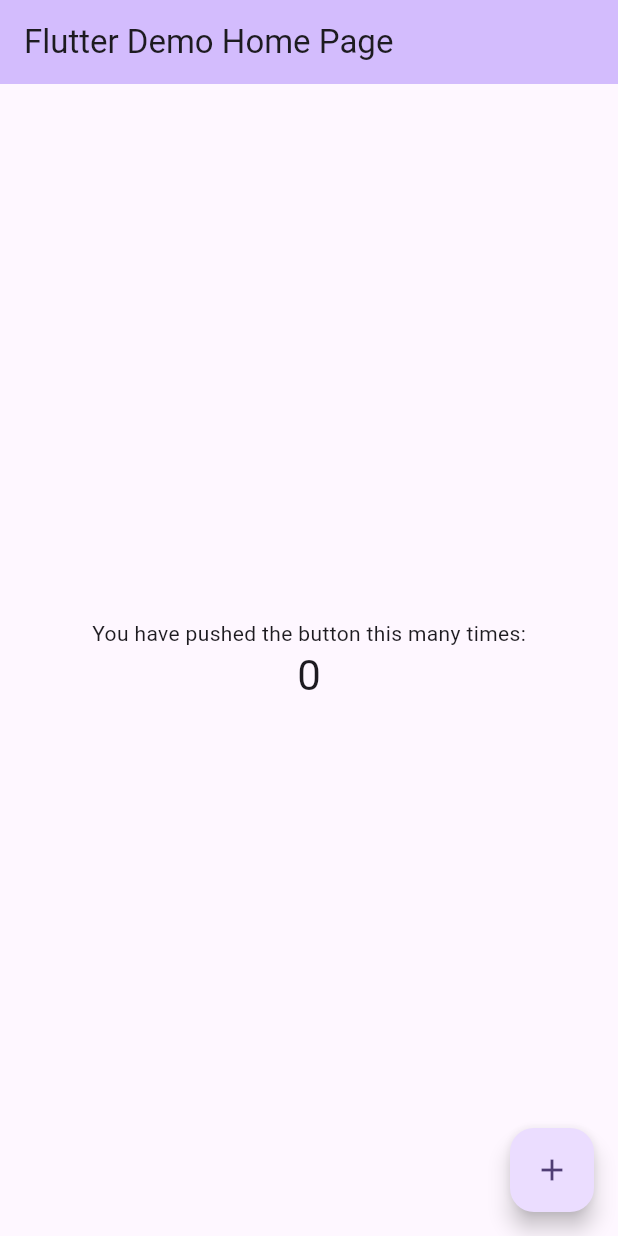
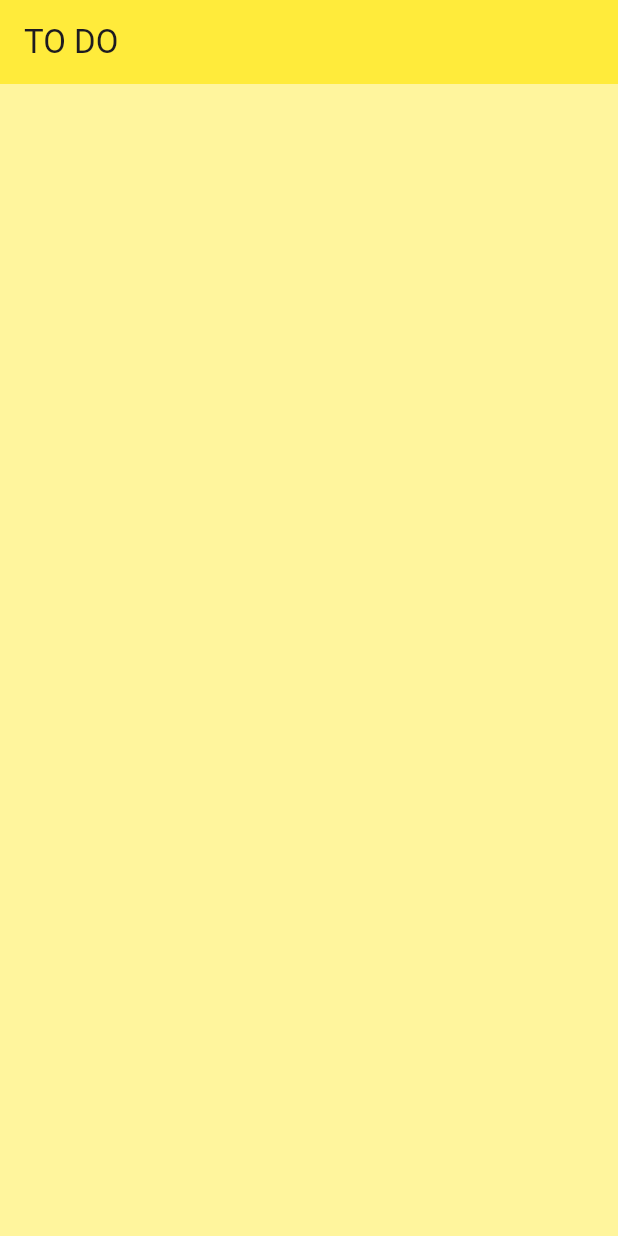
Before and after one commit to chrisprogod/to_do_app, a Flutter app: the screen it shows after launch, on a phone screen of 412 x 824 dp. Run offline on Flutter 3.47's test engine with Material 3 defaults, Android fonts, the phone set to English and light mode, and no system bars.

Commit message:
Main page and utils files

```diff
--- a/lib/main.dart
+++ b/lib/main.dart
@@ -1,125 +1,21 @@
 import 'package:flutter/material.dart';
+import 'package:to_do_app/pages/home_page.dart';
 
 void main() {
-  runApp(const MyApp());
+  runApp(const ToDoApp());
 }
 
-class MyApp extends StatelessWidget {
-  const MyApp({super.key});
+class ToDoApp extends StatelessWidget {
+  const ToDoApp({super.key});
 
-  // This widget is the root of your application.
   @override
   Widget build(BuildContext context) {
     return MaterialApp(
-      title: 'Flutter Demo',
+      debugShowCheckedModeBanner: false,
+      home: HomePage(),
       theme: ThemeData(
-        // This is the theme of your application.
-        //
-        // TRY THIS: Try running your application with "flutter run". You'll see
-        // the application has a purple toolbar. Then, without quitting the app,
-        // try changing the seedColor in the colorScheme below to Colors.green
-        // and then invoke "hot reload" (save your changes or press the "hot
-        // reload" button in a Flutter-supported IDE, or press "r" if you used
-        // the command line to start the app).
-        //
-        // Notice that the counter didn't reset back to zero; the application
-        // state is not lost during the reload. To reset the state, use hot
-        // restart instead.
-        //
-        // This works for code too, not just values: Most code changes can be
-        // tested with just a hot reload.
-        colorScheme: ColorScheme.fromSeed(seedColor: Colors.deepPurple),
-        useMaterial3: true,
-      ),
-      home: const MyHomePage(title: 'Flutter Demo Home Page'),
+          primarySwatch: Colors.yellow,
+          appBarTheme: AppBarTheme(color: Colors.yellow)),
     );
   }
 }
-
-class MyHomePage extends StatefulWidget {
-  const MyHomePage({super.key, required this.title});
-
-  // This widget is the home page of your application. It is stateful, meaning
-  // that it has a State object (defined below) that contains fields that affect
-  // how it looks.
-
-  // This class is the configuration for the state. It holds the values (in this
-  // case the title) provided by the parent (in this case the App widget) and
-  // used by the build method of the State. Fields in a Widget subclass are
-  // always marked "final".
-
-  final String title;
-
-  @override
-  State<MyHomePage> createState() => _MyHomePageState();
-}
-
-class _MyHomePageState extends State<MyHomePage> {
-  int _counter = 0;
-
-  void _incrementCounter() {
-    setState(() {
-      // This call to setState tells the Flutter framework that something has
-      // changed in this State, which causes it to rerun the build method below
-      // so that the display can reflect the updated values. If we changed
-      // _counter without calling setState(), then the build method would not be
-      // called again, and so nothing would appear to happen.
-      _counter++;
-    });
-  }
-
-  @override
-  Widget build(BuildContext context) {
-    // This method is rerun every time setState is called, for instance as done
-    // by the _incrementCounter method above.
-    //
-    // The Flutter framework has been optimized to make rerunning build methods
-    // fast, so that you can just rebuild anything that needs updating rather
-    // than having to individually change instances of widgets.
-    return Scaffold(
-      appBar: AppBar(
-        // TRY THIS: Try changing the color here to a specific color (to
-        // Colors.amber, perhaps?) and trigger a hot reload to see the AppBar
-        // change color while the other colors stay the same.
-        backgroundColor: Theme.of(context).colorScheme.inversePrimary,
-        // Here we take the value from the MyHomePage object that was created by
-        // the App.build method, and use it to set our appbar title.
-        title: Text(widget.title),
-      ),
-      body: Center(
-        // Center is a layout widget. It takes a single child and positions it
-        // in the middle of the parent.
-        child: Column(
-          // Column is also a layout widget. It takes a list of children and
-          // arranges them vertically. By default, it sizes itself to fit its
-          // children horizontally, and tries to be as tall as its parent.
-          //
-          // Column has various properties to control how it sizes itself and
-          // how it positions its children. Here we use mainAxisAlignment to
-          // center the children vertically; the main axis here is the vertical
-          // axis because Columns are vertical (the cross axis would be
-          // horizontal).
-          //
-          // TRY THIS: Invoke "debug painting" (choose the "Toggle Debug Paint"
-          // action in the IDE, or press "p" in the console), to see the
-          // wireframe for each widget.
-          mainAxisAlignment: MainAxisAlignment.center,
-          children: <Widget>[
-            const Text(
-              'You have pushed the button this many times:',
-            ),
-            Text(
-              '$_counter',
-              style: Theme.of(context).textTheme.headlineMedium,
-            ),
-          ],
-        ),
-      ),
-      floatingActionButton: FloatingActionButton(
-        onPressed: _incrementCounter,
-        tooltip: 'Increment',
-        child: const Icon(Icons.add),
-      ), // This trailing comma makes auto-formatting nicer for build methods.
-    );
-  }
-}
--- /dev/null
+++ b/lib/pages/home_page.dart
@@ -0,0 +1,25 @@
+import 'package:flutter/material.dart';
+
+class HomePage extends StatefulWidget {
+  const HomePage({super.key});
+
+  @override
+  State<HomePage> createState() => _HomePageState();
+}
+
+class _HomePageState extends State<HomePage> {
+  @override
+  Widget build(BuildContext context) {
+    return Scaffold(
+      backgroundColor: Colors.yellow[200],
+      appBar: AppBar(
+        title: Text("TO DO"),
+      ),
+      body: ListView(
+        children: [
+          // ToDoList(),
+        ],
+      ),
+    );
+  }
+}
```
Also changed, not shown: 1 other file.
